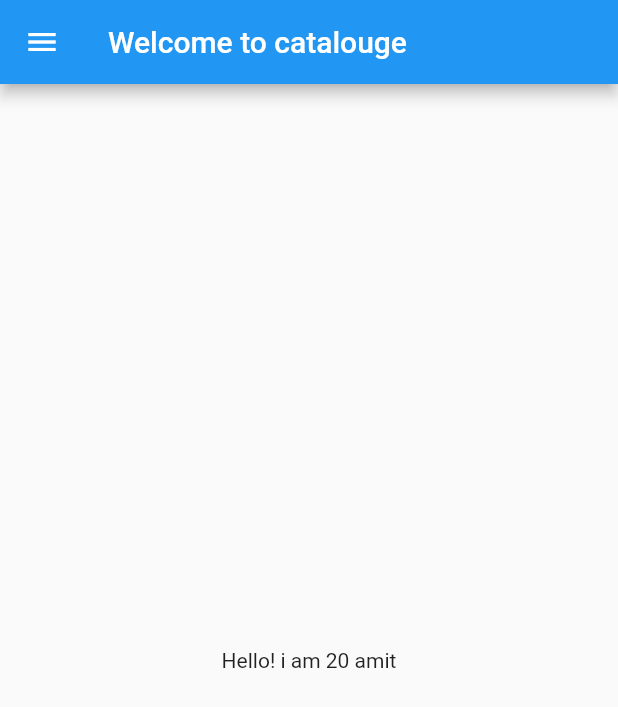
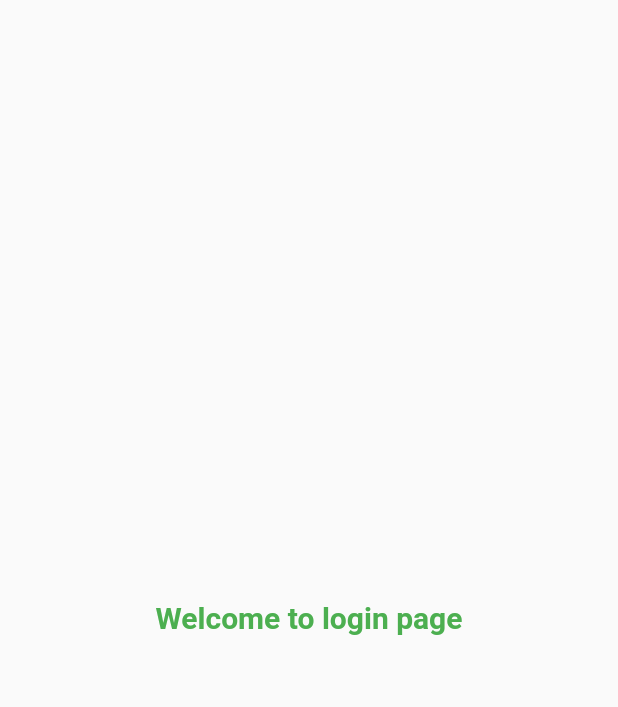
Before and after one commit to amitv212/30-days-of-flutter, a Flutter app: the screen it shows after launch, on a phone screen of 412 x 824 dp. Shown: the top 707 px of the screen. Run offline on Flutter 3.47's test engine with Material 2 defaults, Android fonts, the phone set to English and light mode, and no system bars.

Commit message:
day 3 completed

```diff
--- a/lib/main.dart
+++ b/lib/main.dart
@@ -1,15 +1,26 @@
 import 'package:flutter/material.dart';
-import 'package:flutterproj1/home_page.dart';
+import 'package:flutterproj1/pages/home_page.dart';
+import 'package:flutterproj1/pages/login_page.dart';
 void main(){
   runApp(myApp());
 }
 class myApp extends StatelessWidget {
-  const myApp({Key? key}) : super(key: key);
-
   @override
   Widget build(BuildContext context) {
     return MaterialApp(
-     home: homepage(),
+      // home: homepage(),
+      themeMode: ThemeMode.light,
+      theme: ThemeData(
+        primarySwatch: Colors.deepPurple,
+      ),
+      darkTheme: ThemeData(
+        brightness: Brightness.dark,
+      ),
+      initialRoute: "/loginPage",
+      routes: {
+       "/loginPage" : (context) => LoginPage(),
+        "/homepage" : (context) => HomePage(),
+      },
     );
   }
 }
--- a/lib/home_page.dart
+++ b/lib/pages/home_page.dart
@@ -1,6 +1,6 @@
 import 'package:flutter/material.dart';
 
-class homepage extends StatelessWidget {
+class HomePage extends StatelessWidget {
   int days = 20;
   @override
   Widget build(BuildContext context) {
--- /dev/null
+++ b/lib/pages/login_page.dart
@@ -0,0 +1,18 @@
+import 'package:flutter/material.dart';
+
+class LoginPage extends StatelessWidget {
+  @override
+  Widget build(BuildContext context) {
+    return Material(
+      child: Center(
+        child: Text("Welcome to login page",
+          style:TextStyle(
+            fontSize: 20,
+            color: Colors.green,
+            fontWeight: FontWeight.bold,
+          ),
+        ),
+      ),
+    );
+  }
+}
```
Also changed, not shown: 1 other file.
